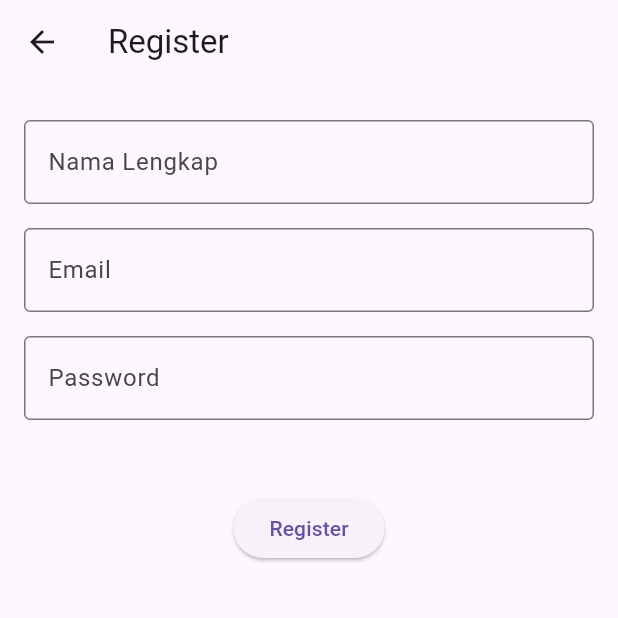
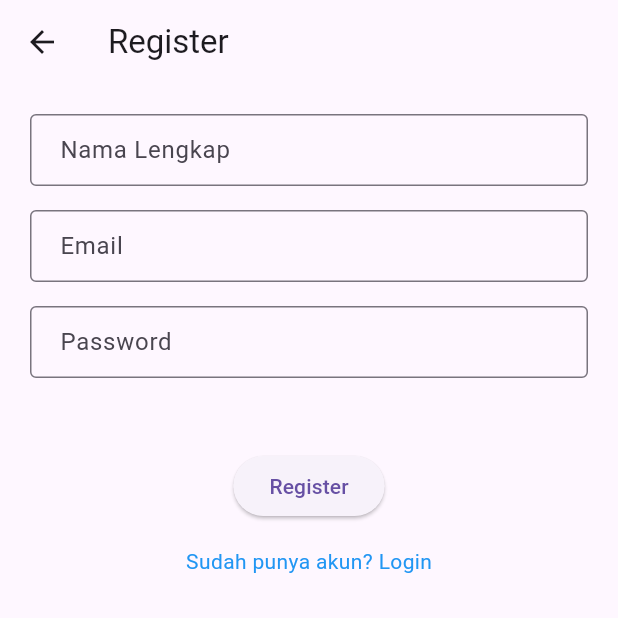
Before and after one commit to AnggaWdnt/FinalProject, a Flutter app: the screen it shows after launch, after a tap on "Login", after a tap on "Belum punya akun? Daftar", on a phone screen of 412 x 824 dp, the top half of it. Run offline on Flutter 3.47's test engine with Material 3 defaults, Android fonts, the phone set to English and light mode, and no system bars.

Commit message:
perbaikan error

```diff
--- a/lib/main.dart
+++ b/lib/main.dart
@@ -1,5 +1,7 @@
 import 'package:flutter/material.dart';
 import 'screens/login_screen.dart';
+import 'screens/register_screen.dart';
+import 'screens/dashboard_screen.dart';
 
 void main() {
   runApp(const MyApp());
@@ -16,8 +18,17 @@ class MyApp extends StatelessWidget {
         primarySwatch: Colors.deepPurple,
         useMaterial3: true,
       ),
-      home:  LoginScreen(),
       debugShowCheckedModeBanner: false,
+
+      // 🟡 Inisialisasi halaman pertama saat app dibuka
+      home: const LoginScreen(),
+
+      // ✅ Tambahkan semua route yang dibutuhkan
+      routes: {
+        '/login': (context) => const LoginScreen(),
+        '/register': (context) =>  RegisterScreen(),
+        '/dashboard': (context) =>  DashboardScreen(),
+      },
     );
   }
 }
--- a/lib/screens/login_screen.dart
+++ b/lib/screens/login_screen.dart
@@ -1,50 +1,55 @@
 import 'package:flutter/material.dart';
 import '../services/auth_service.dart';
-import 'register_screen.dart';
-import '../widgets/custom_input.dart';
 
 class LoginScreen extends StatefulWidget {
+  const LoginScreen({Key? key}) : super(key: key);
+
   @override
-  _LoginScreenState createState() => _LoginScreenState();
+  State<LoginScreen> createState() => _LoginScreenState();
 }
 
 class _LoginScreenState extends State<LoginScreen> {
   final _formKey = GlobalKey<FormState>();
-
   final emailController = TextEditingController();
   final passwordController = TextEditingController();
 
-  bool isLoading = false;
+  bool _isLoading = false;
   String? errorMessage;
 
-  void _login() async {
-    if (!_formKey.currentState!.validate()) return;
+  void loginUser() async {
+    print("🚀 loginUser dipanggil"); // <- PASTI tampil kalau tombol ditekan
+
+    if (!_formKey.currentState!.validate()) {
+      print("⚠️ Form tidak valid");
+      return;
+    }
+
+    final email = emailController.text.trim();
+    final password = passwordController.text.trim();
+
+    print('📧 Email: $email');
+    print('🔒 Password: $password');
 
     setState(() {
-      isLoading = true;
+      _isLoading = true;
       errorMessage = null;
     });
 
-    final message = await AuthService().login(
-      emailController.text.trim(),
-      passwordController.text.trim(),
+    final response = await AuthService().login(email, password);
+
+    if (!mounted) return;
+
+    setState(() => _isLoading = false);
+
+    print("📥 Response: $response");
+
+    if (response['success']) {
+      ScaffoldMessenger.of(context).showSnackBar(
+        SnackBar(content: Text(response['message'])),
       );
-
-    setState(() {
-      isLoading = false;
-    });
-
-    if (message == null) {
-      // Login berhasil
-      ScaffoldMessenger.of(context).showSnackBar(
-        SnackBar(content: Text("Login berhasil")),
-      );
-      // TODO: Ganti dengan navigasi ke halaman utama
-      // Navigator.pushReplacement(context, MaterialPageRoute(builder: (_) => HomeScreen()));
+      Navigator.pushReplacementNamed(context, '/dashboard');
     } else {
-      setState(() {
-        errorMessage = message;
-      });
+      setState(() => errorMessage = response['message']);
     }
   }
 
@@ -57,60 +62,74 @@ class _LoginScreenState extends State<LoginScreen> {
 
   @override
   Widget build(BuildContext context) {
+    print("🔁 build() dipanggil"); // <-- Debug juga build-nya
+
     return Scaffold(
-      appBar: AppBar(title: Text("Login")),
-      body: SingleChildScrollView(
-        padding: EdgeInsets.all(16),
+      body: Center(
+        child: SingleChildScrollView(
+          padding: const EdgeInsets.all(24),
           child: Form(
             key: _formKey,
             child: Column(
               children: [
-              CustomInput(
+                const Text("Login", style: TextStyle(fontSize: 28)),
+                const SizedBox(height: 20),
+                TextFormField(
                   controller: emailController,
-                hint: 'Email',
+                  decoration: const InputDecoration(
+                    labelText: "Email",
+                    border: OutlineInputBorder(),
+                    prefixIcon: Icon(Icons.email),
+                  ),
                   validator: (value) {
-                  if (value!.isEmpty) return 'Email tidak boleh kosong';
-                  final emailRegex = RegExp(r'^[\w-\.]+@([\w-]+\.)+[\w-]{2,4}$');
-                  if (!emailRegex.hasMatch(value)) return 'Format email salah';
+                    if (value == null || value.trim().isEmpty) {
+                      return 'Email wajib diisi';
+                    }
+                    final regex = RegExp(r'^[\w-\.]+@([\w-]+\.)+[\w-]{2,4}$');
+                    if (!regex.hasMatch(value.trim())) {
+                      return 'Format email tidak valid';
+                    }
                     return null;
                   },
                 ),
-              CustomInput(
+                const SizedBox(height: 20),
+                TextFormField(
                   controller: passwordController,
-                hint: 'Password',
+                  decoration: const InputDecoration(
+                    labelText: "Password",
+                    border: OutlineInputBorder(),
+                    prefixIcon: Icon(Icons.lock),
+                  ),
                   obscureText: true,
                   validator: (value) {
-                  if (value!.isEmpty) return 'Password tidak boleh kosong';
-                  if (value.length < 6) return 'Minimal 6 karakter';
+                    if (value == null || value.trim().isEmpty) {
+                      return 'Password wajib diisi';
+                    }
                     return null;
                   },
                 ),
-              SizedBox(height: 20),
+                const SizedBox(height: 20),
                 if (errorMessage != null)
-                Text(errorMessage!,
-                    style: TextStyle(color: Colors.red, fontSize: 14)),
-              SizedBox(height: 20),
-              ElevatedButton(
-                onPressed: isLoading ? null : _login,
-                child: isLoading
-                    ? SizedBox(
-                        height: 20,
-                        width: 20,
-                        child: CircularProgressIndicator(strokeWidth: 2),
-                      )
-                    : Text("Login"),
+                  Text(errorMessage!, style: const TextStyle(color: Colors.red)),
+                const SizedBox(height: 20),
+                _isLoading
+                    ? const CircularProgressIndicator()
+                    : ElevatedButton(
+                        onPressed: () {
+                          print("🟢 Tombol Login ditekan");
+                          loginUser();
+                        },
+                        child: const Text("Login"),
                       ),
-              SizedBox(height: 10),
+                const SizedBox(height: 20),
                 TextButton(
                   onPressed: () {
-                  Navigator.push(
-                    context,
-                    MaterialPageRoute(builder: (_) => RegisterScreen()),
-                  );
+                    Navigator.pushNamed(context, '/register');
                   },
-                child: Text("Belum punya akun? Daftar"),
+                  child: const Text("Belum punya akun? Daftar"),
                 ),
               ],
+            ),
           ),
         ),
       ),
--- a/lib/screens/register_screen.dart
+++ b/lib/screens/register_screen.dart
@@ -3,8 +3,10 @@ import '../services/auth_service.dart';
 import '../widgets/custom_input.dart';
 
 class RegisterScreen extends StatefulWidget {
+  const RegisterScreen({Key? key}) : super(key: key);
+
   @override
-  _RegisterScreenState createState() => _RegisterScreenState();
+  State<RegisterScreen> createState() => _RegisterScreenState();
 }
 
 class _RegisterScreenState extends State<RegisterScreen> {
@@ -18,7 +20,7 @@ class _RegisterScreenState extends State<RegisterScreen> {
   String? errorMessage;
   String? successMessage;
 
-  void _register() async {
+  Future<void> _register() async {
   if (!_formKey.currentState!.validate()) return;
 
   setState(() {
@@ -27,31 +29,35 @@ class _RegisterScreenState extends State<RegisterScreen> {
     successMessage = null;
   });
 
-    final message = await AuthService().register(
+  final response = await AuthService().register(
     nameController.text.trim(),
     emailController.text.trim(),
     passwordController.text.trim(),
   );
 
+  if (!mounted) return;
+
   setState(() {
     isLoading = false;
   });
 
-    if (message != null && message.toLowerCase().contains("berhasil")) {
+  if (response['success']) {
     setState(() {
-        successMessage = message;
+      successMessage = response['message'];
       errorMessage = null;
     });
+
     nameController.clear();
     emailController.clear();
     passwordController.clear();
   } else {
     setState(() {
-        errorMessage = message ?? "Terjadi kesalahan";
+      errorMessage = response['message'];
       successMessage = null;
     });
   }
 }
+
 
   @override
   void dispose() {
@@ -64,9 +70,9 @@ class _RegisterScreenState extends State<RegisterScreen> {
   @override
   Widget build(BuildContext context) {
     return Scaffold(
-      appBar: AppBar(title: Text("Register")),
+      appBar: AppBar(title: const Text("Register")),
       body: SingleChildScrollView(
-        padding: EdgeInsets.all(16),
+        padding: const EdgeInsets.all(20),
         child: Form(
           key: _formKey,
           child: Column(
@@ -75,45 +81,57 @@ class _RegisterScreenState extends State<RegisterScreen> {
                 controller: nameController,
                 hint: 'Nama Lengkap',
                 validator: (value) =>
-                    value!.isEmpty ? 'Nama tidak boleh kosong' : null,
+                    value == null || value.isEmpty ? 'Nama tidak boleh kosong' : null,
               ),
+              const SizedBox(height: 16),
               CustomInput(
                 controller: emailController,
                 hint: 'Email',
                 validator: (value) {
-                  if (value!.isEmpty) return 'Email tidak boleh kosong';
+                  if (value == null || value.isEmpty) return 'Email tidak boleh kosong';
                   final emailReg = RegExp(r'^[\w-\.]+@([\w-]+\.)+[\w-]{2,4}$');
                   if (!emailReg.hasMatch(value)) return 'Format email salah';
                   return null;
                 },
               ),
+              const SizedBox(height: 16),
               CustomInput(
                 controller: passwordController,
                 hint: 'Password',
                 obscureText: true,
                 validator: (value) {
-                  if (value!.isEmpty) return 'Password tidak boleh kosong';
+                  if (value == null || value.isEmpty) return 'Password tidak boleh kosong';
                   if (value.length < 6) return 'Minimal 6 karakter';
                   return null;
                 },
               ),
-              SizedBox(height: 20),
+              const SizedBox(height: 24),
               if (errorMessage != null)
                 Text(errorMessage!,
-                    style: TextStyle(color: Colors.red, fontSize: 14)),
+                    style: const TextStyle(color: Colors.red, fontSize: 14)),
               if (successMessage != null)
                 Text(successMessage!,
-                    style: TextStyle(color: Colors.green, fontSize: 14)),
-              SizedBox(height: 20),
+                    style: const TextStyle(color: Colors.green, fontSize: 14)),
+              const SizedBox(height: 24),
               ElevatedButton(
                 onPressed: isLoading ? null : _register,
                 child: isLoading
-                    ? SizedBox(
+                    ? const SizedBox(
                         height: 20,
                         width: 20,
                         child: CircularProgressIndicator(strokeWidth: 2),
                       )
-                    : Text("Register"),
+                    : const Text("Register"),
+              ),
+              const SizedBox(height: 16),
+              GestureDetector(
+                onTap: () {
+                  Navigator.pushReplacementNamed(context, '/login');
+                },
+                child: const Text(
+                  "Sudah punya akun? Login",
+                  style: TextStyle(color: Colors.blue),
+                ),
               ),
             ],
           ),
--- a/lib/widgets/custom_input.dart
+++ b/lib/widgets/custom_input.dart
@@ -7,25 +7,24 @@ class CustomInput extends StatelessWidget {
   final String? Function(String?)? validator;
 
   const CustomInput({
+    Key? key,
     required this.controller,
     required this.hint,
     this.obscureText = false,
     this.validator,
-  });
+  }) : super(key: key);
 
   @override
   Widget build(BuildContext context) {
-    return Padding(
-      padding: EdgeInsets.symmetric(vertical: 8),
-      child: TextFormField(
-        controller: controller,
-        obscureText: obscureText,
-        validator: validator,
-        decoration: InputDecoration(
-          hintText: hint,
-          border: OutlineInputBorder(),
-        ),
+    return TextFormField(
+      controller: controller,
+      obscureText: obscureText,
+      decoration: InputDecoration(
+        labelText: hint,
+        border: const OutlineInputBorder(),
+        contentPadding: const EdgeInsets.symmetric(horizontal: 16, vertical: 12),
       ),
+      validator: validator,
     );
   }
 }
```
Also changed, not shown: lib/screens/dashboard_screen.dart (added, +13 -0 lines), lib/services/auth_service.dart (+55 -43 lines), lib/models/kategori_models.dart (added), lib/screens/kategori_screen.dart (added), 1 other file. Lines whose indentation alone changed are shown as unchanged.
